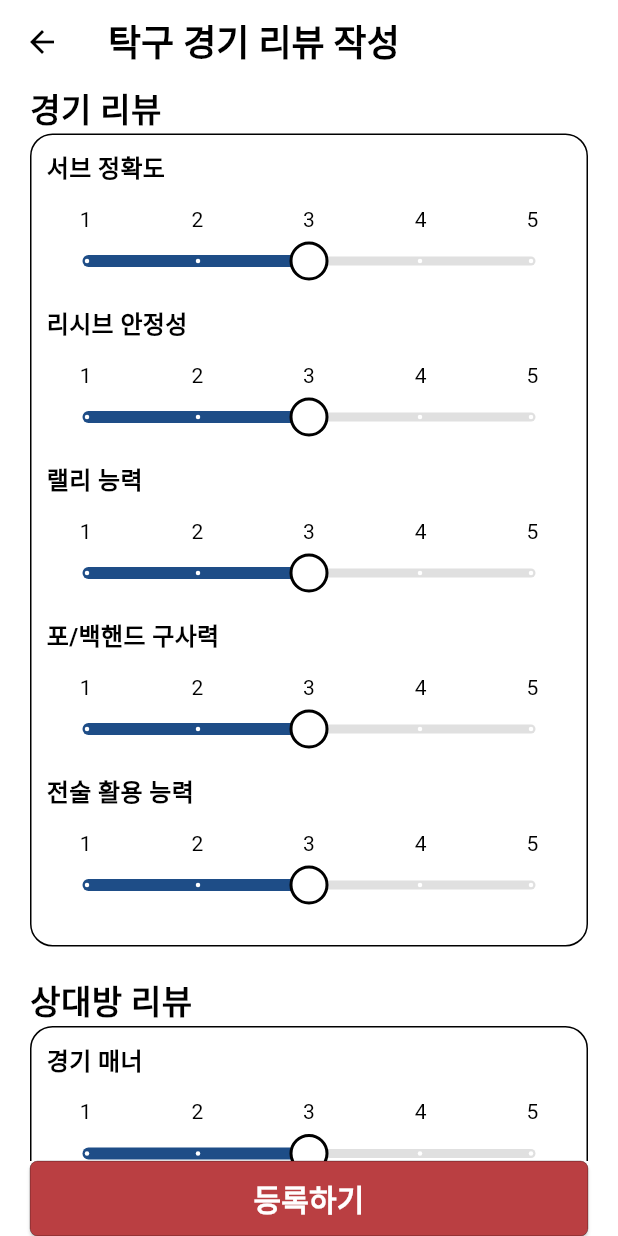
After one commit to lee-giho/King_of_table_tennis_front, a Flutter app: the ReviewRegistrationScreen screen opened directly, after a tap on "등록하기", on a phone screen of 412 x 824 dp. The commit adds this screen. Run offline on Flutter 3.47's test engine with Material 3 defaults, Android fonts, the phone set to English and light mode, and no system bars; our stand-ins replace cookie_jar, dio, dio_cookie_manager, flutter_dotenv, flutter_secure_storage, fluttertoast and 2 more; missing offline and left inert: flutter_webrtc, stomp_dart_client; accounts and stored records are empty.

Commit message:
경기 후 리뷰를 작성할 수 있는 화면 구현, Slider를 통해 점수를 입력할 수 있게 함 / 추후 백엔드 연결 필요

```diff
--- a/lib/screen/game_registration_screen.dart
+++ b/lib/screen/game_registration_screen.dart
@@ -119,7 +119,6 @@ class _GameRegistrationScreenState extends State<GameRegistrationScreen> {
       ),
       body: SafeArea(
         child: Container( // 전체화면
-          // color: Colors.red,
           width: double.infinity,
           padding: const EdgeInsets.symmetric(horizontal: 20),
           child: Column(
--- /dev/null
+++ b/lib/screen/review_registration_screen.dart
@@ -0,0 +1,247 @@
+import 'package:flutter/material.dart';
+import 'package:king_of_table_tennis/util/appColors.dart';
+import 'package:king_of_table_tennis/widget/scoreSlider.dart';
+
+class ReviewRegistrationScreen extends StatefulWidget {
+  const ReviewRegistrationScreen({super.key});
+
+  @override
+  State<ReviewRegistrationScreen> createState() => _ReviewRegistrationScreenState();
+}
+
+class _ReviewRegistrationScreenState extends State<ReviewRegistrationScreen> {
+
+  int score_serve = 3;
+  int score_receive = 3;
+  int score_rally = 3;
+  int score_strokes = 3;
+  int score_strategy = 3;
+
+  int score_manner = 3;
+  int score_punctuality = 3;
+  int score_community = 3;
+  int score_politeness = 3;
+  int score_rematch = 3;
+
+  String comment = "";
+
+  @override
+  Widget build(BuildContext context) {
+    return Scaffold(
+      appBar: AppBar(
+        title: const Align(
+          alignment: Alignment.topLeft,
+          child: Text(
+            "탁구 경기 리뷰 작성",
+            style: TextStyle(
+              fontSize: 24,
+              fontWeight: FontWeight.bold
+            ),
+          ),
+        ),
+      ),
+      body: SafeArea(
+        child: Container(
+          width: double.infinity,
+          padding: const EdgeInsets.symmetric(horizontal: 20),
+          child: Column(
+            children: [
+              Expanded(
+                child: SingleChildScrollView(
+                  physics: const ClampingScrollPhysics(),
+                  child: Column(
+                    children: [
+                      Column(
+                        crossAxisAlignment: CrossAxisAlignment.start,
+                        children: [
+                          Text(
+                            "경기 리뷰",
+                            style: TextStyle(
+                              fontSize: 22,
+                              fontWeight: FontWeight.bold
+                            ),
+                          ),
+                          Container( // 경기에 대해
+                            padding: EdgeInsets.all(10),
+                            decoration: BoxDecoration(
+                              border: Border.all(
+                                width: 1
+                              ),
+                              borderRadius: BorderRadius.circular(15)
+                            ),
+                            child: Column(
+                              children: [
+                                ScoreSlider(
+                                  label: "서브 정확도",
+                                  onChanged: (value) {
+                                    score_serve = value;
+                                    print(score_serve);
+                                  }
+                                ),
+                                ScoreSlider(
+                                  label: "리시브 안정성",
+                                  onChanged: (value) {
+                                    score_receive = value;
+                                    print(score_receive);
+                                  }
+                                ),
+                                ScoreSlider(
+                                  label: "랠리 능력",
+                                  onChanged: (value) {
+                                    score_rally = value;
+                                    print(score_rally);
+                                  }
+                                ),
+                                ScoreSlider(
+                                  label: "포/백핸드 구사력",
+                                  onChanged: (value) {
+                                    score_strokes = value;
+                                    print(score_strokes);
+                                  }
+                                ),
+                                ScoreSlider(
+                                  label: "전술 활용 능력",
+                                  onChanged: (value) {
+                                    score_strategy = value;
+                                    print(score_strategy);
+                                  }
+                                )
+                              ],
+                            ),
+                          ),
+                        ],
+                      ),
+                      SizedBox(height: 20),
+                      Column(
+                        crossAxisAlignment: CrossAxisAlignment.start,
+                        children: [
+                          Text(
+                            "상대방 리뷰",
+                            style: TextStyle(
+                              fontSize: 22,
+                              fontWeight: FontWeight.bold
+                            ),
+                          ),
+                          Container( // 경기에 대해
+                            padding: EdgeInsets.all(10),
+                            decoration: BoxDecoration(
+                              border: Border.all(
+                                width: 1
+                              ),
+                              borderRadius: BorderRadius.circular(15)
+                            ),
+                            child: Column(
+                              children: [
+                                ScoreSlider(
+                                  label: "경기 매너",
+                                  onChanged: (value) {
+                                    score_manner = value;
+                                    print(score_manner);
+                                  }
+                                ),
+                                ScoreSlider(
+                                  label: "시간 약속 및 준비성",
+                                  onChanged: (value) {
+                                    score_punctuality = value;
+                                    print(score_punctuality);
+                                  }
+                                ),
+                                ScoreSlider(
+                                  label: "협동 및 소통",
+                                  onChanged: (value) {
+                                    score_community = value;
+                                    print(score_community);
+                                  }
+                                ),
+                                ScoreSlider(
+                                  label: "친절함/예의",
+                                  onChanged: (value) {
+                                    score_politeness = value;
+                                    print(score_politeness);
+                                  }
+                                ),
+                                ScoreSlider(
+                                  label: "재경기 의향",
+                                  onChanged: (value) {
+                                    score_rematch = value;
+                                    print(score_rematch);
+                                  }
+                                )
+                              ],
+                            ),
+                          ),
+                        ],
+                      ),
+                      SizedBox(height: 20),
+                      Column(
+                        crossAxisAlignment: CrossAxisAlignment.start,
+                        children: [
+                          Text(
+                            "추가 코멘트",
+                            style: TextStyle(
+                              fontSize: 22,
+                              fontWeight: FontWeight.bold
+                            ),
+                          ),
+                          Container(
+                            padding: EdgeInsets.all(10),
+                            decoration: BoxDecoration(
+                              border: Border.all(
+                                width: 1
+                              ),
+                              borderRadius: BorderRadius.circular(15)
+                            ),
+                            child: TextField(
+                              maxLength: 250,
+                              maxLines: 5,
+                              decoration: InputDecoration(
+                                hintText: "자유롭게 리뷰를 작성해주세요.",
+                                border: InputBorder.none
+                              ),
+                              onChanged: (val) {
+                                setState(() {
+                                  comment = val;
+                                });
+                              },
+                            ),
+                          )
+                        ],
+                      ),
+                      SizedBox(height: 20)
+                    ],
+                  ),
+                )
+              ),
+              ElevatedButton(
+                onPressed: () {
+                  print(score_community);
+                  print(comment);
+                },
+                style: ElevatedButton.styleFrom(
+                  minimumSize: const Size.fromHeight(50),
+                  side: BorderSide(
+                    width: 0.2,
+                    color: Colors.black
+                  ),
+                  backgroundColor: AppColors.racketRed,
+                  foregroundColor: AppColors.tableBlue,
+                  shape: RoundedRectangleBorder(
+                    borderRadius: BorderRadius.circular(5)
+                  )
+                ),
+                child: const Text(
+                  "등록하기",
+                  style: TextStyle(
+                    fontSize: 20,
+                    fontWeight: FontWeight.bold,
+                    color: Colors.white
+                  ),
+                )
+              )
+            ],
+          ),
+        )
+      )
+    );
+  }
+}
--- /dev/null
+++ b/lib/widget/scoreSlider.dart
@@ -0,0 +1,140 @@
+import 'package:flutter/material.dart';
+import 'package:king_of_table_tennis/util/appColors.dart';
+
+class BorderedThumbShape extends RoundSliderThumbShape {
+  final double borderWidth;
+  final Color borderColor;
+
+  const BorderedThumbShape({
+    this.borderWidth = 2,
+    this.borderColor = Colors.black,
+    double enabledThumbRadius = 12
+  }) : super(enabledThumbRadius: enabledThumbRadius);
+
+  @override
+  void paint(
+    PaintingContext context,
+    Offset center, {
+      required Animation<double> activationAnimation,
+      required Animation<double> enableAnimation,
+      required bool isDiscrete,
+      required TextPainter? labelPainter,
+      required RenderBox parentBox,
+      required SliderThemeData sliderTheme,
+      required TextDirection textDirection,
+      required double value,
+      required double textScaleFactor,
+      required Size sizeWithOverflow
+    }
+  ) {
+    final Canvas canvas = context.canvas;
+
+    // 내부 원
+    final Paint fillPaint = Paint()
+      ..color = Colors.white
+      ..style = PaintingStyle.fill;
+
+    // 테두리
+    final Paint borderPaint = Paint()
+      ..color = borderColor
+      ..strokeWidth = borderWidth
+      ..style = PaintingStyle.stroke;
+
+    // 그리기
+    canvas.drawCircle(center, enabledThumbRadius, fillPaint);
+    canvas.drawCircle(center, enabledThumbRadius, borderPaint);
+  }
+}
+
+class ScoreSlider extends StatefulWidget {
+  final String label;
+  final Function(int) onChanged;
+
+  const ScoreSlider({
+    super.key,
+    required this.label,
+    required this.onChanged
+  });
+
+  @override
+  State<ScoreSlider> createState() => _ScoreSliderState();
+}
+
+class _ScoreSliderState extends State<ScoreSlider> {
+  double value = 3;
+
+  @override
+  Widget build(BuildContext context) {
+    return Column(
+      crossAxisAlignment: CrossAxisAlignment.start,
+      children: [
+        Text(
+          widget.label,
+          style: const TextStyle(
+            fontSize: 16,
+            fontWeight: FontWeight.bold
+          )
+        ),
+        const SizedBox(height: 12),
+        Padding(
+          padding: EdgeInsets.symmetric(horizontal: 22),
+          child: Row(
+            mainAxisAlignment: MainAxisAlignment.spaceBetween,
+            children: List.generate(
+              5,
+              (index) => Text(
+                "${index+1}",
+                style: const TextStyle(
+                  fontSize: 14
+                )
+              )
+            )
+          ),
+        ),
+        Transform.translate(
+          offset: const Offset(0, -6),
+          child: SliderTheme(
+            data: SliderTheme.of(context).copyWith(
+              trackHeight: 6,
+              activeTrackColor: AppColors.tableBlue,
+              inactiveTrackColor: Colors.grey[300],
+              overlayColor: Colors.blue.withOpacity(.2),
+
+              // Thumb
+              thumbShape: const BorderedThumbShape(
+                enabledThumbRadius: 12,
+                borderWidth: 2,
+                borderColor: Colors.black
+              ),
+
+              // value Indicator
+              valueIndicatorColor: AppColors.racketRed,
+              valueIndicatorTextStyle: const TextStyle(
+                color: Colors.white,
+                fontWeight: FontWeight.bold
+              ),
+
+              tickMarkShape: const RoundSliderTickMarkShape(tickMarkRadius: 1.5),
+              activeTickMarkColor: Colors.white,
+              inactiveTickMarkColor: Colors.white,
+              trackShape: const RoundedRectSliderTrackShape()
+            ),
+            child: Slider(
+              value: value,
+              min: 1,
+              max: 5,
+              divisions: 4,
+              label: value.round().toString(),
+              onChanged: (val) {
+                setState(() {
+                  value = val;
+                });
+                widget.onChanged(val.round());
+              }
+            ),
+          ),
+        )
+      ],
+    );
+  }
+}
```
